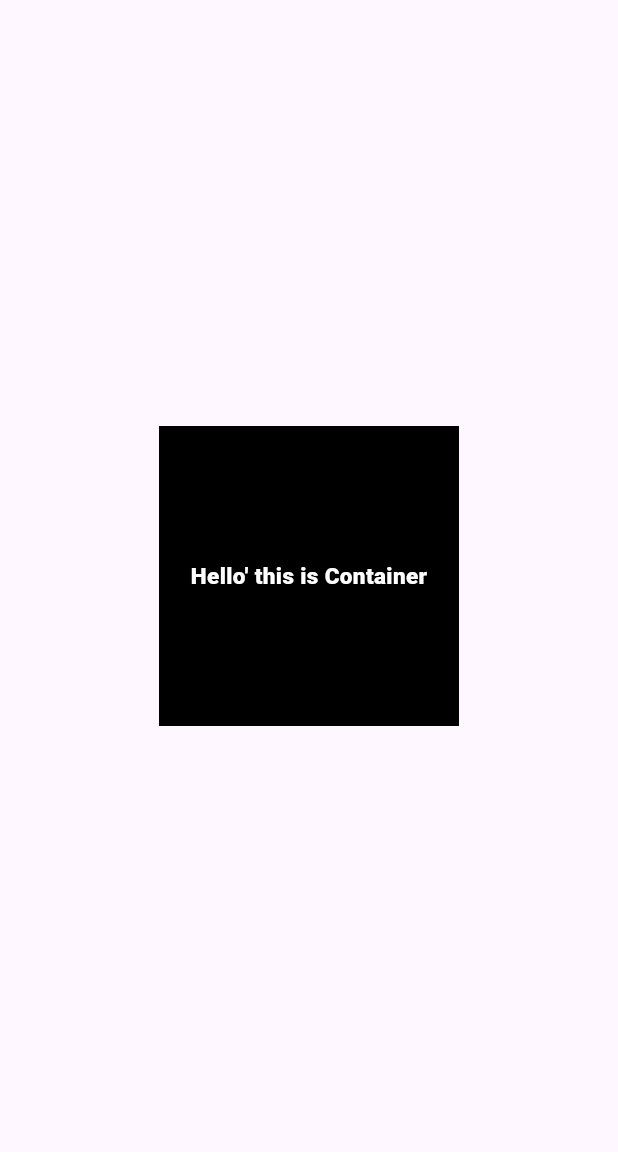
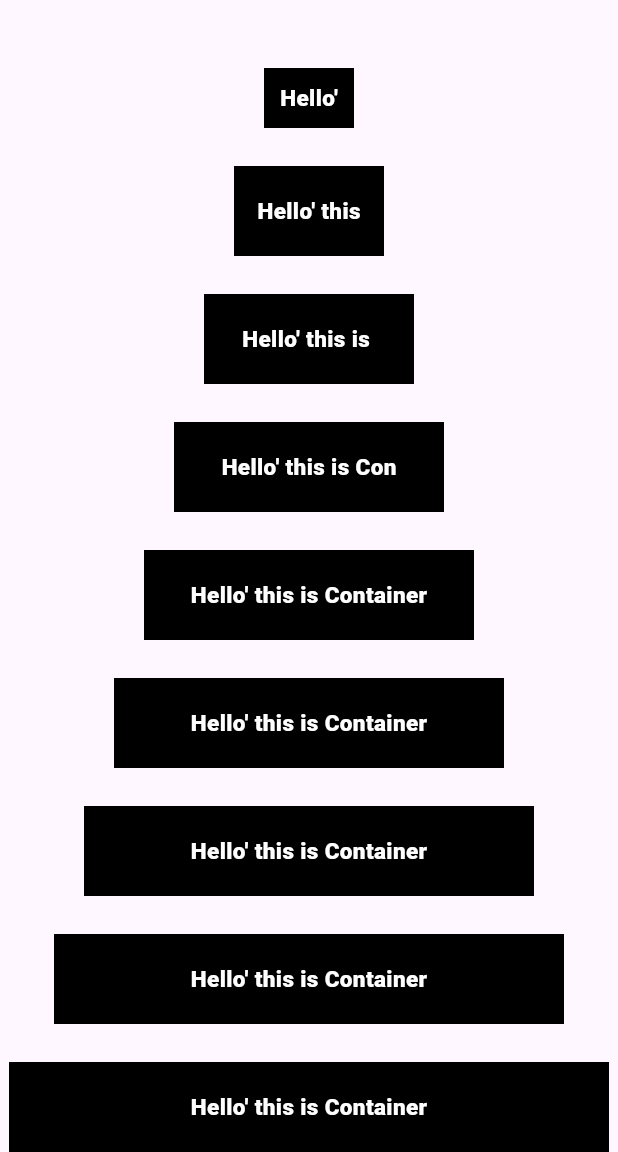
Before and after one commit to Aalokkumar0/flutter_practices_app, a Flutter app: the screen it shows after launch, on a phone screen of 412 x 824 dp, the part 84-1236 px from its top. Run offline on Flutter 3.47's test engine with Material 3 defaults, Android fonts, the phone set to English and light mode, and no system bars.

Commit message:
adding container widget

```diff
--- a/lib/screen/precticeScreen.dart
+++ b/lib/screen/precticeScreen.dart
@@ -19,10 +19,85 @@ class Precticescreen extends StatelessWidget {
           ),
         ),
       ),
-      body: Center(
+      body: Column(
+        mainAxisAlignment: MainAxisAlignment.spaceBetween,
+
+        children: [
+          SizedBox(height: 20,),
+          Center(
+
             child: Container(
-          height: 200,
-          width: 200,
+              height:40,
+              width: 60,
+              color: Colors.black,
+              child: Center(
+                child: Text(
+                  "Hello'",
+                  style: TextStyle(
+                    fontSize: 15,
+                    fontWeight: FontWeight.w900,
+                    color: Colors.white,
+                  ),
+                ),
+              ),
+            ),
+          ),
+
+          Center(
+            child: Container(
+              height: 60,
+              width: 100,
+              color: Colors.black,
+              child: Center(
+                child: Text(
+                  "Hello' this",
+                  style: TextStyle(
+                    fontSize: 15,
+                    fontWeight: FontWeight.w900,
+                    color: Colors.white,
+                  ),
+                ),
+              ),
+            ),
+          ),
+          Center(
+            child: Container(
+              height: 60,
+              width: 140,
+              color: Colors.black,
+              child: Center(
+                child: Text(
+                  "Hello' this is ",
+                  style: TextStyle(
+                    fontSize: 15,
+                    fontWeight: FontWeight.w900,
+                    color: Colors.white,
+                  ),
+                ),
+              ),
+            ),
+          ),
+          Center(
+            child: Container(
+              height: 60,
+              width: 180,
+              color: Colors.black,
+              child: Center(
+                child: Text(
+                  "Hello' this is Con",
+                  style: TextStyle(
+                    fontSize: 15,
+                    fontWeight: FontWeight.w900,
+                    color: Colors.white,
+                  ),
+                ),
+              ),
+            ),
+          ),
+          Center(
+            child: Container(
+              height: 60,
+              width: 220,
               color: Colors.black,
               child: Center(
                 child: Text(
@@ -36,6 +111,76 @@ class Precticescreen extends StatelessWidget {
               ),
             ),
           ),
+          Center(
+            child: Container(
+              height: 60,
+              width: 260,
+              color: Colors.black,
+              child: Center(
+                child: Text(
+                  "Hello' this is Container",
+                  style: TextStyle(
+                    fontSize: 15,
+                    fontWeight: FontWeight.w900,
+                    color: Colors.white,
+                  ),
+                ),
+              ),
+            ),
+          ),
+          Center(
+            child: Container(
+              height: 60,
+              width: 300,
+              color: Colors.black,
+              child: Center(
+                child: Text(
+                  "Hello' this is Container",
+                  style: TextStyle(
+                    fontSize: 15,
+                    fontWeight: FontWeight.w900,
+                    color: Colors.white,
+                  ),
+                ),
+              ),
+            ),
+          ),
+          Center(
+            child: Container(
+              height: 60,
+              width: 340,
+              color: Colors.black,
+              child: Center(
+                child: Text(
+                  "Hello' this is Container",
+                  style: TextStyle(
+                    fontSize: 15,
+                    fontWeight: FontWeight.w900,
+                    color: Colors.white,
+                  ),
+                ),
+              ),
+            ),
+          ),
+          Center(
+            child: Container(
+              height: 60,
+              width: 400,
+              color: Colors.black,
+              child: Center(
+                child: Text(
+                  "Hello' this is Container",
+                  style: TextStyle(
+                    fontSize: 15,
+                    fontWeight: FontWeight.w900,
+                    color: Colors.white,
+                  ),
+                ),
+              ),
+            ),
+          ),
+        ],
+      ),
     );
   }
 }
```
Lines whose indentation alone changed are shown as unchanged.
